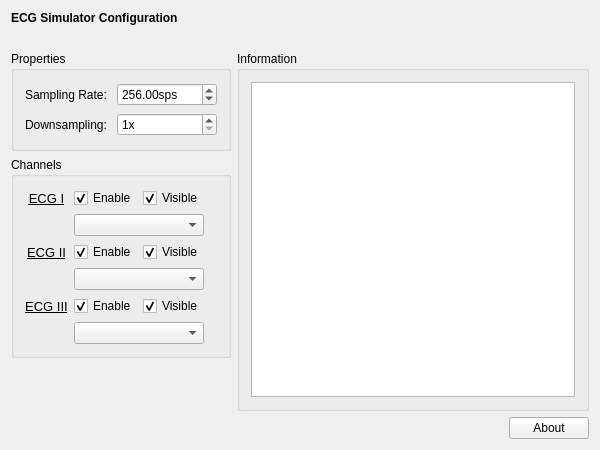
The window that applications/mne_x/plugins/tmsi/FormFiles/tmsisetup.ui (mne-tools/mne-cpp) describes before a commit, drawn with Qt 5.
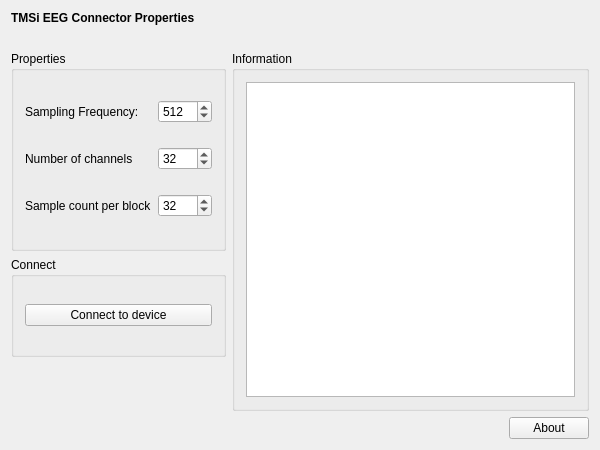
The same window after the commit.

Commit message: Basic structure for the TMSi EEG connector created.

The edit to the form file:
```diff
--- a/applications/mne_x/plugins/tmsi/FormFiles/tmsisetup.ui
+++ b/applications/mne_x/plugins/tmsi/FormFiles/tmsisetup.ui
@@ -23,7 +23,7 @@
       </font>
      </property>
      <property name="text">
-      <string>ECG Simulator Configuration</string>
+      <string>TMSi EEG Connector Properties</string>
      </property>
     </widget>
    </item>
@@ -56,7 +56,13 @@
        <property name="minimumSize">
         <size>
          <width>0</width>
-         <height>100</height>
+         <height>200</height>
+        </size>
+       </property>
+       <property name="maximumSize">
+        <size>
+         <width>16777215</width>
+         <height>16777215</height>
         </size>
        </property>
        <property name="title">
@@ -66,67 +72,66 @@
         <bool>false</bool>
        </property>
        <layout class="QGridLayout" name="m_qGridLayout_Properties">
-        <item row="0" column="0">
-         <widget class="QLabel" name="m_qLabel_SamplingRate">
-          <property name="layoutDirection">
-           <enum>Qt::LeftToRight</enum>
-          </property>
-          <property name="text">
-           <string>Sampling Rate:</string>
-          </property>
-         </widget>
-        </item>
-        <item row="0" column="1">
-         <widget class="QDoubleSpinBox" name="m_qDoubleSpinBox_SamplingRate">
-          <property name="sizePolicy">
-           <sizepolicy hsizetype="Minimum" vsizetype="Fixed">
-            <horstretch>0</horstretch>
-            <verstretch>0</verstretch>
-           </sizepolicy>
-          </property>
-          <property name="minimumSize">
-           <size>
-            <width>100</width>
-            <height>0</height>
-           </size>
-          </property>
-          <property name="suffix">
-           <string>sps</string>
-          </property>
-          <property name="minimum">
-           <double>1.000000000000000</double>
-          </property>
-          <property name="maximum">
-           <double>2048.000000000000000</double>
-          </property>
-          <property name="value">
-           <double>256.000000000000000</double>
-          </property>
-         </widget>
-        </item>
         <item row="1" column="0">
          <widget class="QLabel" name="m_qLabel_Downsampling">
           <property name="text">
-           <string>Downsampling: </string>
+           <string>Number of channels</string>
           </property>
          </widget>
         </item>
-        <item row="1" column="1">
-         <widget class="QSpinBox" name="m_qSpinBox_Downsampling">
-          <property name="sizePolicy">
-           <sizepolicy hsizetype="Minimum" vsizetype="Fixed">
-            <horstretch>0</horstretch>
-            <verstretch>0</verstretch>
-           </sizepolicy>
+        <item row="1" column="2">
+         <widget class="QSpinBox" name="m_spinBox_NumberOfChannels">
+          <property name="minimum">
+           <number>1</number>
           </property>
-          <property name="suffix">
-           <string>x</string>
+          <property name="maximum">
+           <number>128</number>
           </property>
+          <property name="value">
+           <number>32</number>
+          </property>
+         </widget>
+        </item>
+        <item row="0" column="0">
+         <widget class="QLabel" name="m_qLabel_SamplingRate">
+          <property name="layoutDirection">
+           <enum>Qt::LeftToRight</enum>
+          </property>
+          <property name="text">
+           <string>Sampling Frequency:</string>
+          </property>
+         </widget>
+        </item>
+        <item row="2" column="0">
+         <widget class="QLabel" name="m_qLabel_SamplesPerBlock">
+          <property name="text">
+           <string>Sample count per block</string>
+          </property>
+         </widget>
+        </item>
+        <item row="0" column="2">
+         <widget class="QSpinBox" name="m_spinBox_SamplingFreq">
           <property name="minimum">
+           <number>128</number>
+          </property>
+          <property name="maximum">
+           <number>4096</number>
+          </property>
+          <property name="value">
+           <number>512</number>
+          </property>
+         </widget>
+        </item>
+        <item row="2" column="2">
+         <widget class="QSpinBox" name="m_spinBox_SamplesPerBlock">
+          <property name="minimum">
            <number>1</number>
           </property>
           <property name="maximum">
-           <number>10</number>
+           <number>512</number>
+          </property>
+          <property name="value">
+           <number>32</number>
           </property>
          </widget>
         </item>
@@ -144,133 +149,17 @@
        <property name="minimumSize">
         <size>
          <width>0</width>
-         <height>200</height>
+         <height>100</height>
         </size>
        </property>
        <property name="title">
-        <string>Channels</string>
+        <string>Connect</string>
        </property>
        <layout class="QGridLayout" name="m_qGridLayout_Channels">
-        <item row="0" column="3">
-         <widget class="QCheckBox" name="m_qCheckBox_Channel_Visible_1">
+        <item row="0" column="0">
+         <widget class="QPushButton" name="pushButton">
           <property name="text">
-           <string>Visible</string>
-          </property>
-          <property name="checked">
-           <bool>true</bool>
-          </property>
-         </widget>
-        </item>
-        <item row="1" column="2" colspan="2">
-         <widget class="QComboBox" name="m_qComboBox_Channel_1"/>
-        </item>
-        <item row="2" column="0" colspan="2">
-         <widget class="QLabel" name="m_qLabel_Channel_2">
-          <property name="font">
-           <font>
-            <pointsize>10</pointsize>
-            <underline>true</underline>
-           </font>
-          </property>
-          <property name="text">
-           <string>ECG II</string>
-          </property>
-          <property name="alignment">
-           <set>Qt::AlignCenter</set>
-          </property>
-         </widget>
-        </item>
-        <item row="2" column="2">
-         <widget class="QCheckBox" name="m_qCheckBox_Channel_Enable_2">
-          <property name="text">
-           <string>Enable</string>
-          </property>
-          <property name="checked">
-           <bool>true</bool>
-          </property>
-         </widget>
-        </item>
-        <item row="2" column="3" colspan="2">
-         <widget class="QCheckBox" name="m_qCheckBox_Channel_Visible_2">
-          <property name="text">
-           <string>Visible</string>
-          </property>
-          <property name="checked">
-           <bool>true</bool>
-          </property>
-         </widget>
-        </item>
-        <item row="3" column="2" colspan="2">
-         <widget class="QComboBox" name="m_qComboBox_Channel_2"/>
-        </item>
-        <item row="4" column="0" colspan="2">
-         <widget class="QLabel" name="m_qLabel_Channel_3">
-          <property name="font">
-           <font>
-            <pointsize>10</pointsize>
-            <underline>true</underline>
-           </font>
-          </property>
-          <property name="text">
-           <string>ECG III</string>
-          </property>
-          <property name="alignment">
-           <set>Qt::AlignCenter</set>
-          </property>
-         </widget>
-        </item>
-        <item row="4" column="2">
-         <widget class="QCheckBox" name="m_qCheckBox_Channel_Enable_3">
-          <property name="text">
-           <string>Enable</string>
-          </property>
-          <property name="checked">
-           <bool>true</bool>
-          </property>
-         </widget>
-        </item>
-        <item row="5" column="2" colspan="2">
-         <widget class="QComboBox" name="m_qComboBox_Channel_3"/>
-        </item>
-        <item row="0" column="2">
-         <widget class="QCheckBox" name="m_qCheckBox_Channel_Enable_1">
-          <property name="layoutDirection">
-           <enum>Qt::LeftToRight</enum>
-          </property>
-          <property name="text">
-           <string>Enable</string>
-          </property>
-          <property name="checked">
-           <bool>true</bool>
-          </property>
-         </widget>
-        </item>
-        <item row="4" column="3">
-         <widget class="QCheckBox" name="m_qCheckBox_Channel_Visible_3">
-          <property name="text">
-           <string>Visible</string>
-          </property>
-          <property name="checked">
-           <bool>true</bool>
-          </property>
-         </widget>
-        </item>
-        <item row="0" column="0" colspan="2">
-         <widget class="QLabel" name="m_qLabel_Channel_1">
-          <property name="enabled">
-           <bool>true</bool>
-          </property>
-          <property name="font">
-           <font>
-            <pointsize>10</pointsize>
-            <underline>true</underline>
-           </font>
-          </property>
-          <property name="text">
-           <string>ECG I</string>
-          </property>
-          <property name="alignment">
-           <set>Qt::AlignCenter</set>
+           <string>Connect to device</string>
           </property>
          </widget>
         </item>
```
Left out of the diff: 4 changed lines with no effect on the pictures. The commit also changes 10 other files.
